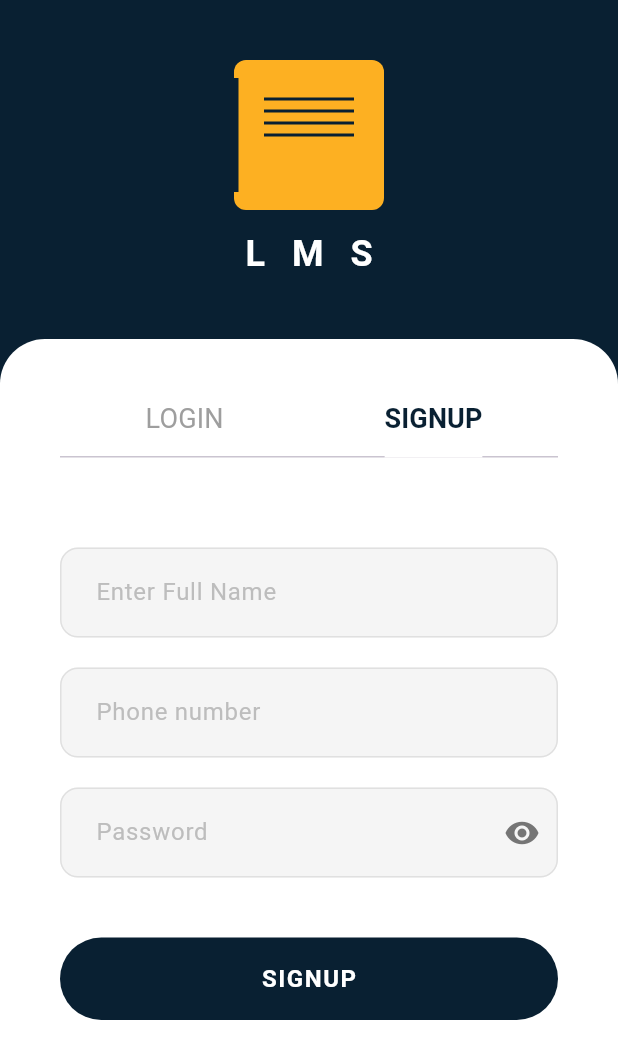
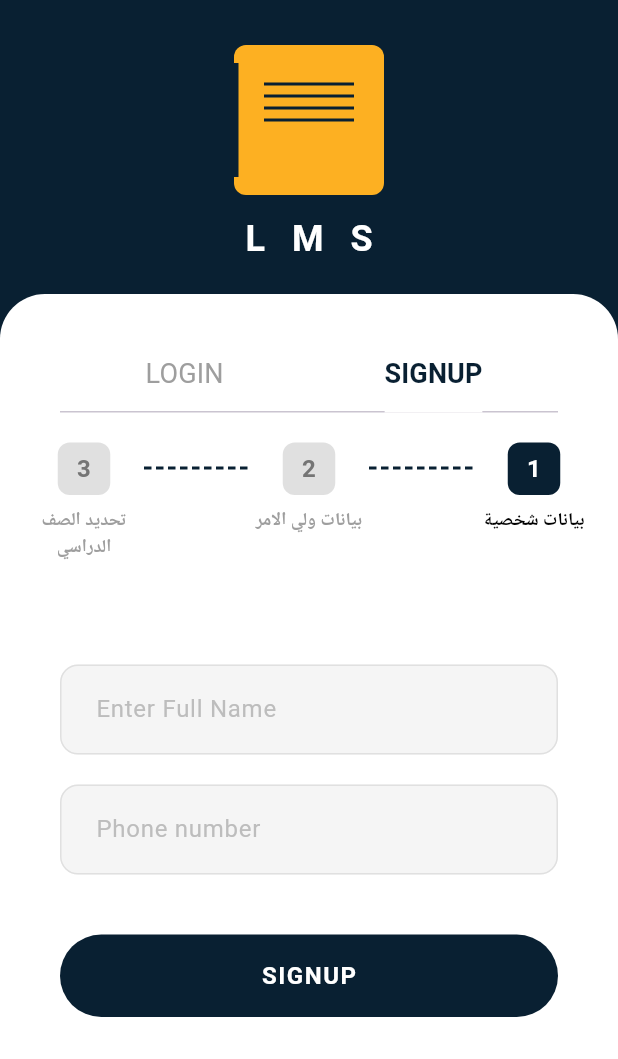
Before and after one commit to AhmedYasserTaha/jesoor_pro, a Flutter app: the screen it shows after launch, tab 2 chosen, on a phone screen of 412 x 824 dp. Shown: the top 1059 px of the screen. Run offline on Flutter 3.47's test engine with Material 3 defaults, Android fonts, the phone set to English and light mode, and no system bars.

Commit message:
update  auth

```diff
--- a/lib/features/auth/presentation/screens/auth_screen.dart
+++ b/lib/features/auth/presentation/screens/auth_screen.dart
@@ -1,4 +1,5 @@
 import 'package:flutter/material.dart';
+import 'package:jesoor_pro/core/widgets/custom_text.dart';
 import 'package:jesoor_pro/roots_view.dart';
 import 'package:jesoor_pro/core/theme/app_colors.dart';
 import 'package:jesoor_pro/core/theme/app_dimensions.dart';
@@ -7,6 +8,7 @@ import 'widgets/auth_header.dart';
 import 'widgets/auth_tab_bar.dart';
 import 'widgets/login_form.dart';
 import 'widgets/signup_form.dart';
+import 'widgets/step_indicator.dart';
 
 class AuthScreen extends StatefulWidget {
   const AuthScreen({super.key});
@@ -80,20 +82,60 @@ class _AuthScreenState extends State<AuthScreen>
         showDialog(
           context: context,
           builder: (context) => AlertDialog(
-            content: const Text(
-              'تم عمل اكونت جديد مبروووك',
+            backgroundColor: Colors.white,
+            shape: RoundedRectangleBorder(
+              borderRadius: BorderRadius.circular(20),
+            ),
+            content: Column(
+              mainAxisSize: MainAxisSize.min,
+              children: [
+                Image.asset(
+                  'assets/images/cograt.png',
+                  height: 150,
+                  fit: BoxFit.contain,
+                ),
+                const SizedBox(height: 20),
+                CustomText(
+                  "عملت اكونت جديد مبروووك",
                   textAlign: TextAlign.center,
-              style: TextStyle(fontSize: 18, fontWeight: FontWeight.bold),
+                  fontSize: 18,
+                  fontWeight: FontWeight.bold,
+                  color: AppColors.primary,
+                ),
+                const SizedBox(height: 10),
+                CustomText(
+                  "مش باقي غير شوية خطوات بسيطة عشان تقدر تستخدم الأكونت بتاعك",
+                  textAlign: TextAlign.center,
+                ),
+                const SizedBox(height: 10),
+              ],
             ),
             actions: [
-              TextButton(
+              SizedBox(
+                width: double.infinity,
+                child: ElevatedButton(
+                  style: ElevatedButton.styleFrom(
+                    backgroundColor: AppColors.primary,
+                    shape: RoundedRectangleBorder(
+                      borderRadius: BorderRadius.circular(10),
+                    ),
+                    padding: const EdgeInsets.symmetric(vertical: 12),
+                  ),
                   onPressed: () {
                     Navigator.pop(context);
                     setState(() {
                       _signupStep = 2;
                     });
                   },
-                child: const Text('OK'),
+                  child: const Text(
+                    'تم',
+                    style: TextStyle(
+                      color: Colors.white,
+                      fontSize: 16,
+                      fontWeight: FontWeight.bold,
+                    ),
+                  ),
+                ),
               ),
             ],
           ),
@@ -154,19 +196,25 @@ class _AuthScreenState extends State<AuthScreen>
   Widget build(BuildContext context) {
     return Scaffold(
       backgroundColor: AppColors.primary,
-      body: SafeArea(
+      body: GestureDetector(
+        onTap: () => FocusScope.of(context).unfocus(),
+        child: SafeArea(
           child: Column(
             children: [
-            const SizedBox(height: 40),
+              const SizedBox(height: 30),
               const AuthHeader(),
-            const SizedBox(height: 40),
+              const SizedBox(height: 20),
               Expanded(
                 child: Container(
                   decoration: const BoxDecoration(
                     color: Colors.white,
                     borderRadius: BorderRadius.only(
-                    topLeft: Radius.circular(AppDimensions.topContainerRadius),
-                    topRight: Radius.circular(AppDimensions.topContainerRadius),
+                      topLeft: Radius.circular(
+                        AppDimensions.topContainerRadius,
+                      ),
+                      topRight: Radius.circular(
+                        AppDimensions.topContainerRadius,
+                      ),
                     ),
                   ),
                   child: Column(
@@ -185,24 +233,38 @@ class _AuthScreenState extends State<AuthScreen>
                               onTogglePassword: _togglePasswordVisibility,
                               onLogin: _navigateToHome,
                             ),
-                          SignupForm(
+                            Column(
+                              children: [
+                                StepIndicator(
+                                  currentStep: _signupStep >= 3
+                                      ? 3
+                                      : _signupStep,
+                                ),
+                                Expanded(
+                                  child: SignupForm(
                                     formKey: _signupFormKey,
                                     nameController: _signupNameController,
                                     emailController: _signupEmailController,
-                            passwordController: _signupPasswordController,
+                                    passwordController:
+                                        _signupPasswordController,
                                     obscurePassword: _obscurePassword,
                                     onTogglePassword: _togglePasswordVisibility,
                                     onSignup: _handleSignup,
                                     step: _signupStep,
-                            parentPhoneController: _signupParentPhoneController,
+                                    parentPhoneController:
+                                        _signupParentPhoneController,
                                     parentPhoneOptController:
                                         _signupParentPhoneOptController,
                                     schoolController: _signupSchoolController,
-                            governorateController: _signupGovernorateController,
+                                    governorateController:
+                                        _signupGovernorateController,
                                     onSystemSelect: _onSystemSelect,
                                     onStageSelect: _onStageSelect,
                                     onGradeSelect: _onGradeSelect,
                                     availableGrades: _availableGrades,
+                                  ),
+                                ),
+                              ],
                             ),
                           ],
                         ),
@@ -214,6 +276,7 @@ class _AuthScreenState extends State<AuthScreen>
             ],
           ),
         ),
+      ),
     );
   }
 }
--- a/lib/features/auth/presentation/screens/widgets/signup_form.dart
+++ b/lib/features/auth/presentation/screens/widgets/signup_form.dart
@@ -55,18 +55,13 @@ class SignupForm extends StatelessWidget {
         padding: const EdgeInsets.all(AppDimensions.formPadding),
         child: Column(
           children: [
-            const Text(
-              "Choose System",
-              style: TextStyle(fontSize: 20, fontWeight: FontWeight.bold),
-            ),
-            const SizedBox(height: 20),
             SelectionCard(
               text: "General",
               onTap: () => onSystemSelect("General"),
             ),
-            const SizedBox(height: 15),
+            const SizedBox(height: 10),
             SelectionCard(text: "Azhar", onTap: () => onSystemSelect("Azhar")),
-            const SizedBox(height: 15),
+            const SizedBox(height: 10),
             SelectionCard(
               text: "Languages",
               onTap: () => onSystemSelect("Languages"),
@@ -81,21 +76,16 @@ class SignupForm extends StatelessWidget {
         padding: const EdgeInsets.all(AppDimensions.formPadding),
         child: Column(
           children: [
-            const Text(
-              "Choose Stage",
-              style: TextStyle(fontSize: 20, fontWeight: FontWeight.bold),
-            ),
-            const SizedBox(height: 20),
             SelectionCard(
               text: "Primary",
               onTap: () => onStageSelect("Primary"),
             ),
-            const SizedBox(height: 15),
+            const SizedBox(height: 10),
             SelectionCard(
               text: "Preparatory",
               onTap: () => onStageSelect("Preparatory"),
             ),
-            const SizedBox(height: 15),
+            const SizedBox(height: 10),
             SelectionCard(
               text: "Secondary",
               onTap: () => onStageSelect("Secondary"),
@@ -107,19 +97,14 @@ class SignupForm extends StatelessWidget {
 
     if (step == 5) {
       return SingleChildScrollView(
-        padding: const EdgeInsets.all(AppDimensions.formPadding),
+        padding: const EdgeInsets.all(AppDimensions.fieldSpacing),
         child: Column(
           children: [
-            const Text(
-              "Choose Grade",
-              style: TextStyle(fontSize: 20, fontWeight: FontWeight.bold),
-            ),
-            const SizedBox(height: 20),
             ListView.separated(
               shrinkWrap: true,
               physics: const NeverScrollableScrollPhysics(),
               itemCount: availableGrades.length,
-              separatorBuilder: (c, i) => const SizedBox(height: 15),
+              separatorBuilder: (c, i) => const SizedBox(height: 10),
               itemBuilder: (context, index) {
                 return SelectionCard(
                   text: availableGrades[index],
@@ -150,15 +135,6 @@ class SignupForm extends StatelessWidget {
                 controller: emailController,
                 hintText: 'Phone number',
                 keyboardType: TextInputType.phone,
-              ),
-              const SizedBox(height: AppDimensions.fieldSpacing),
-              CustomTextField(
-                controller: passwordController,
-                hintText: 'Password',
-                obscureText: true,
-                showPasswordToggle: true,
-                onTogglePassword: onTogglePassword,
-                isPasswordVisible: !obscurePassword,
               ),
             ] else ...[
               CustomTextField(
--- /dev/null
+++ b/lib/features/auth/presentation/screens/widgets/step_indicator.dart
@@ -0,0 +1,100 @@
+import 'package:flutter/material.dart';
+import 'package:jesoor_pro/core/theme/app_colors.dart';
+
+class StepIndicator extends StatelessWidget {
+  final int currentStep; // 1, 2, or 3
+
+  const StepIndicator({super.key, required this.currentStep});
+
+  @override
+  Widget build(BuildContext context) {
+    return Padding(
+      padding: const EdgeInsets.only(
+        left: 16.0,
+        right: 16.0,
+        top: 20,
+        bottom: 10,
+      ),
+      child: Directionality(
+        textDirection: TextDirection.rtl,
+        child: Row(
+          crossAxisAlignment: CrossAxisAlignment.start,
+          children: [
+            _buildStepItem(1, "بيانات شخصية", currentStep >= 1),
+            _buildDashedLine(),
+            _buildStepItem(2, "بيانات ولي الامر", currentStep >= 2),
+            _buildDashedLine(),
+            _buildStepItem(3, "تحديد الصف الدراسي", currentStep >= 3),
+          ],
+        ),
+      ),
+    );
+  }
+
+  Widget _buildStepItem(int step, String label, bool isActive) {
+    return Column(
+      children: [
+        Container(
+          width: 35,
+          height: 35,
+          decoration: BoxDecoration(
+            color: isActive ? AppColors.primary : Colors.grey[300],
+            borderRadius: BorderRadius.circular(8),
+          ),
+          alignment: Alignment.center,
+          child: Text(
+            "$step",
+            style: TextStyle(
+              color: isActive ? Colors.white : Colors.grey[600],
+              fontWeight: FontWeight.bold,
+              fontSize: 16,
+            ),
+          ),
+        ),
+        const SizedBox(height: 8),
+        SizedBox(
+          width: 80, // Constrain width for wrapping
+          child: Text(
+            label,
+            textAlign: TextAlign.center,
+            style: TextStyle(
+              fontSize: 12,
+              fontWeight: FontWeight.w600,
+              color: isActive ? Colors.black : Colors.grey,
+            ),
+          ),
+        ),
+      ],
+    );
+  }
+
+  Widget _buildDashedLine() {
+    return Expanded(
+      child: Container(
+        margin: const EdgeInsets.only(
+          top: 17,
+        ), // Align with center of box (35/2 approx)
+        height: 1,
+        child: CustomPaint(painter: _DashedLinePainter()),
+      ),
+    );
+  }
+}
+
+class _DashedLinePainter extends CustomPainter {
+  @override
+  void paint(Canvas canvas, Size size) {
+    double dashWidth = 5, dashSpace = 3, startX = 0;
+    final paint = Paint()
+      ..color = AppColors.primary
+      ..strokeWidth = 2;
+
+    while (startX < size.width) {
+      canvas.drawLine(Offset(startX, 0), Offset(startX + dashWidth, 0), paint);
+      startX += dashWidth + dashSpace;
+    }
+  }
+
+  @override
+  bool shouldRepaint(CustomPainter oldDelegate) => false;
+}
--- a/pubspec.yaml
+++ b/pubspec.yaml
@@ -58,9 +58,8 @@ flutter:
   uses-material-design: true
 
   # To add assets to your application, add an assets section, like this:
-  # assets:
-  #   - images/a_dot_burr.jpeg
-  #   - images/a_dot_ham.jpeg
+  assets:
+    - assets/images/
 
   # An image asset can refer to one or more resolution-specific "variants", see
   # https://flutter.dev/to/resolution-aware-images
```
Also changed, not shown: assets/images/cograt.png (added). Lines whose indentation alone changed are shown as unchanged.
